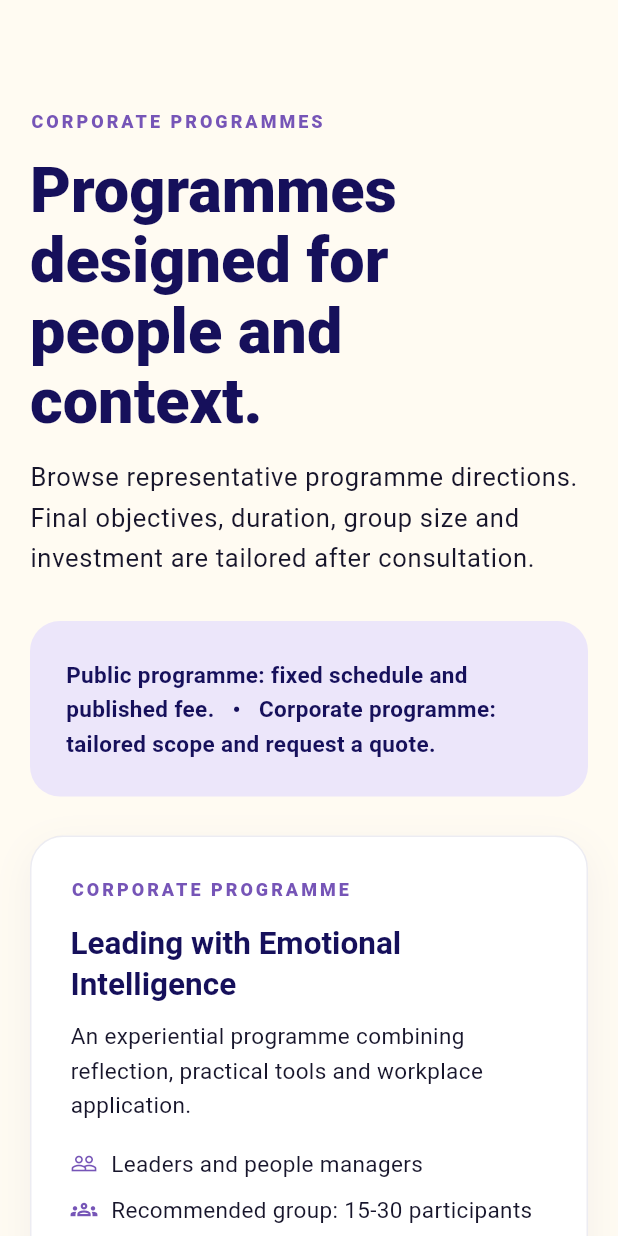
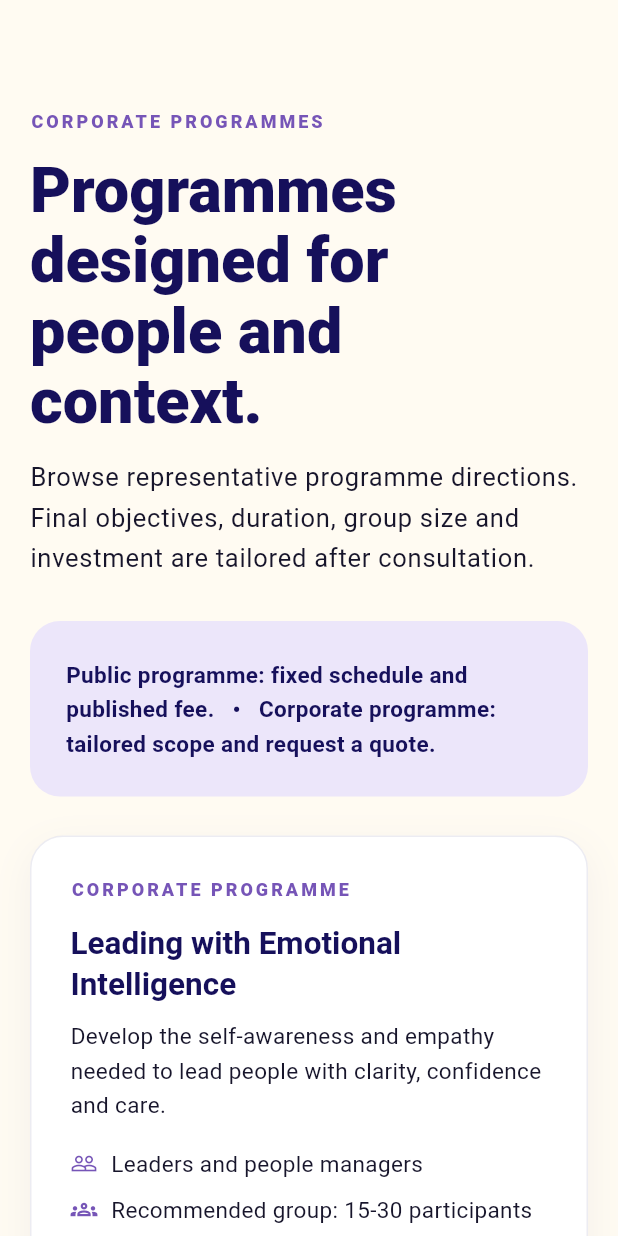
Before and after one commit to fridayweekend/MTALCHEMY, a Flutter app: the ProgrammesPage widget shown alone on an empty page, opened directly, on a phone screen of 412 x 824 dp. Run offline on Flutter 3.47's test engine with Material 3 defaults, Android fonts, the phone set to English and light mode, and no system bars.

Commit message:
third push

```diff
--- a/lib/pages.dart
+++ b/lib/pages.dart
@@ -98,15 +98,15 @@ class HomePage extends StatelessWidget {
                   crossAxisAlignment: CrossAxisAlignment.start,
                   children: [
                     const Eyebrow(
-                      'Human intelligence for an AI-driven world',
+                      'People first. Possibility always.',
                       light: true,
                     ),
                     const SizedBox(height: 22),
                     Text(
-                      'Elevate your value.',
+                      'Elevate your value: Master human intelligence in a rapidly evolving AI-driven world.',
                       style: Theme.of(context).textTheme.displayLarge?.copyWith(
                         color: Colors.white,
-                        fontSize: box.maxWidth < 600 ? 42 : 58,
+                        fontSize: box.maxWidth < 600 ? 36 : 46,
                       ),
                     ),
                     const SizedBox(height: 18),
@@ -1035,6 +1035,12 @@ class ProgrammesPage extends StatelessWidget {
         '1–2 days',
         'In-person / blended',
         ['Self-awareness', 'Empathy', 'Emotionally intelligent decisions'],
+        [
+          'Understanding emotional intelligence',
+          'Leading self',
+          'Leading others',
+        ],
+        'Develop the self-awareness and empathy needed to lead people with clarity, confidence and care.',
       ),
       (
         'Mindful Resilience at Work',
@@ -1042,6 +1048,12 @@ class ProgrammesPage extends StatelessWidget {
         'Half day / 1 day',
         'In-person / online',
         ['Stress awareness', 'Mindful pause', 'Practical resilience habits'],
+        [
+          'Understanding workplace stress',
+          'Mindfulness practice',
+          'Personal resilience plan',
+        ],
+        'Help employees move from reactive stress toward deliberate focus and sustainable resilience.',
       ),
       (
         'Communication That Connects',
@@ -1049,6 +1061,12 @@ class ProgrammesPage extends StatelessWidget {
         '1 day',
         'In-person',
         ['Active listening', 'Constructive conversations', 'Team alignment'],
+        [
+          'Communication styles',
+          'Listening and empathy',
+          'Difficult conversations',
+        ],
+        'Strengthen workplace communication through active listening, empathy and constructive dialogue.',
       ),
       (
         'Team Effectiveness Experience',
@@ -1056,6 +1074,8 @@ class ProgrammesPage extends StatelessWidget {
         '1–2 days',
         'In-person',
         ['Trust', 'Collaboration', 'Creative problem-solving'],
+        ['Building team trust', 'Collaborative challenge', 'Team reflection'],
+        'Build the social connection and mutual trust required for collective resilience and performance.',
       ),
       (
         'Workplace Well-being Discovery',
@@ -1063,6 +1083,8 @@ class ProgrammesPage extends StatelessWidget {
         'Custom',
         'Assessment / facilitated session',
         ['Current-state insight', 'Priority areas', 'Action planning'],
+        ['Well-being assessment', 'Insight review', 'Action priorities'],
+        'Explore workplace well-being needs and identify practical priorities for a healthier culture.',
       ),
       (
         'Customized People Development',
@@ -1070,6 +1092,12 @@ class ProgrammesPage extends StatelessWidget {
         'Custom',
         'Flexible',
         ['Needs alignment', 'Tailored activities', 'Application to work'],
+        [
+          'Discovery and design',
+          'Experiential learning',
+          'Workplace application',
+        ],
+        'A tailored programme adapted to the organization’s workforce, goals and team demographics.',
       ),
     ];
     return PageWidth(
@@ -1105,9 +1133,7 @@ class ProgrammesPage extends StatelessWidget {
                       const SizedBox(height: 12),
                       Text(p.$1, style: Theme.of(context).textTheme.titleLarge),
                       const SizedBox(height: 10),
-                      const Text(
-                        'An experiential programme combining reflection, practical tools and workplace application.',
-                      ),
+                      Text(p.$7),
                       const SizedBox(height: 16),
                       _Meta(icon: Icons.people_outline, text: p.$2),
                       const _Meta(
@@ -1122,14 +1148,25 @@ class ProgrammesPage extends StatelessWidget {
                       ),
                       const Divider(height: 30),
                       const Text(
-                        'Learning objectives & modules',
+                        'Learning objectives',
                         style: TextStyle(fontWeight: FontWeight.w800),
                       ),
                       const SizedBox(height: 10),
-                      for (final module in p.$5)
+                      for (final objective in p.$5)
                         Padding(
                           padding: const EdgeInsets.only(bottom: 7),
-                          child: Text('• $module'),
+                          child: Text('• $objective'),
+                        ),
+                      const SizedBox(height: 10),
+                      const Text(
+                        'Modules',
+                        style: TextStyle(fontWeight: FontWeight.w800),
+                      ),
+                      const SizedBox(height: 10),
+                      for (var index = 0; index < p.$6.length; index++)
+                        Padding(
+                          padding: const EdgeInsets.only(bottom: 7),
+                          child: Text('Module ${index + 1}: ${p.$6[index]}'),
                         ),
                       const SizedBox(height: 14),
                       const Text(
```
Also changed, not shown: 1 other file.
